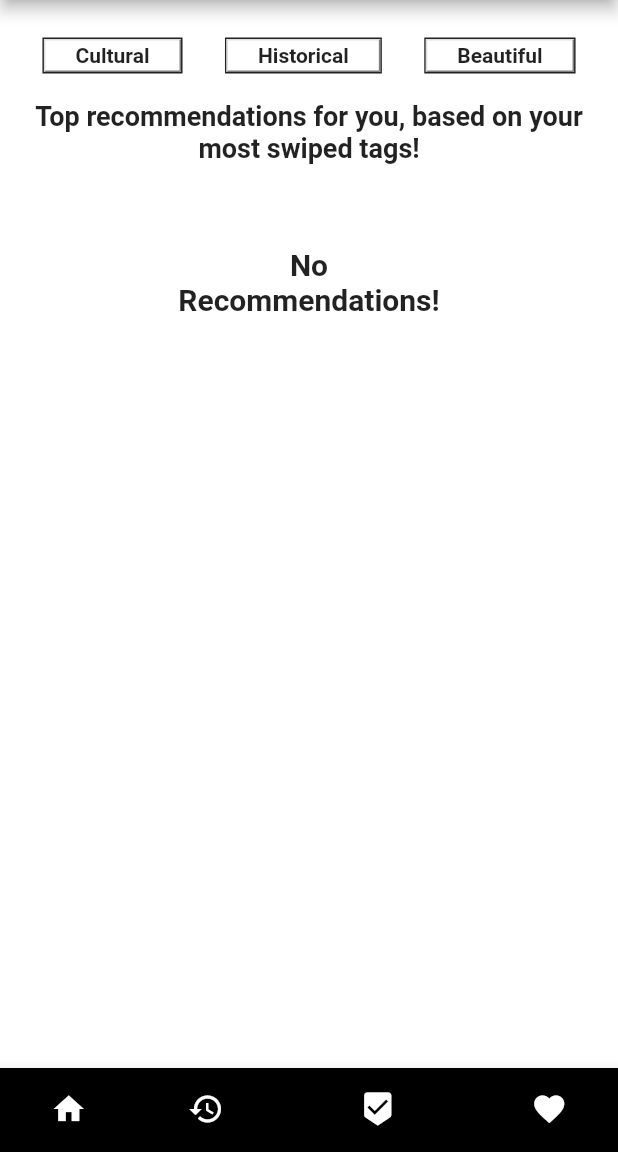
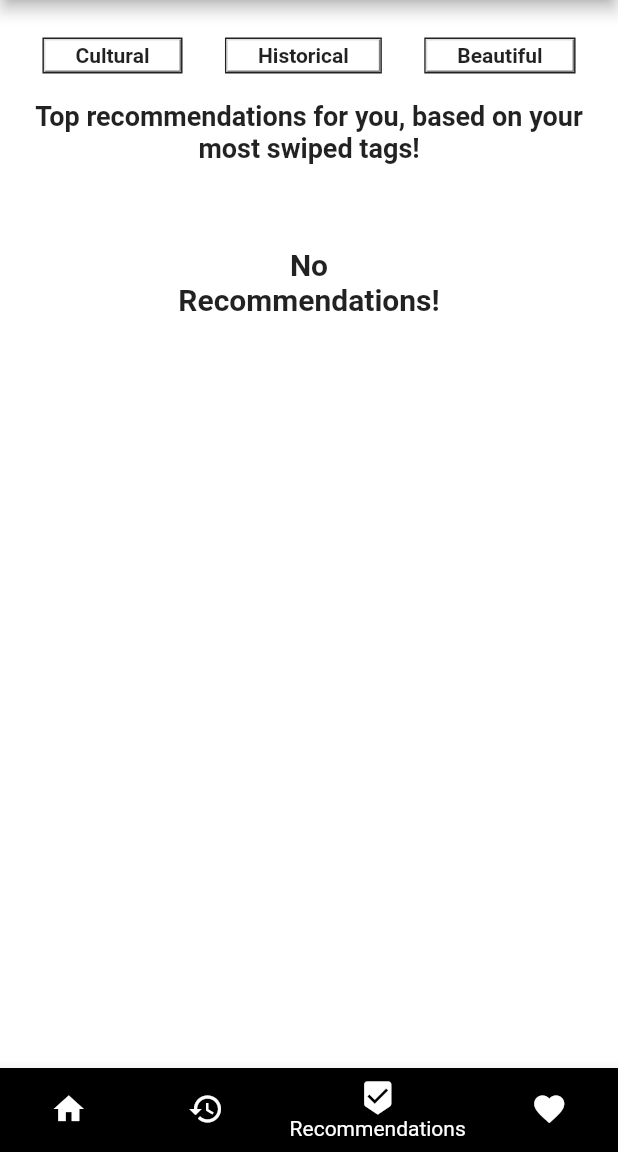
Before and after one commit to mehul-k/craftrip, a Flutter app: the MainScreen screen opened directly with empty values, swiped to page 3, on a phone screen of 412 x 824 dp, the part 84-1236 px from its top. Run offline on Flutter 3.47's test engine with Material 2 defaults, Android fonts, the phone set to English and light mode, and no system bars; our stand-ins replace cloud_firestore, connectivity, firebase_auth, flushbar, flutter_tindercard, google_sign_in and 1 more; missing offline and left inert: syncfusion_flutter_core; accounts and stored records are empty; network calls fail.

```diff
--- a/lib/screens/main_screen.dart
+++ b/lib/screens/main_screen.dart
@@ -46,26 +46,24 @@ class _MainScreenState extends State<MainScreen> {
             .textTheme
             .copyWith(caption: new TextStyle(color: Colors.yellow))), // sets the inactive color of the `BottomNavigationBar`
     child: BottomNavigationBar(
-        showSelectedLabels: false,
-        showUnselectedLabels: false,
         onTap: onTabTapped, // new
         currentIndex: _currentIndex, // new
         items: [
           new BottomNavigationBarItem(
             icon: Icon(Icons.home),
-            title: Text(""),
+            title: Text("Swipe"),
           ),
           new BottomNavigationBarItem(
             icon: Icon(Icons.history),
-            title: Text(""),
+            title: Text("History"),
           ),
           new BottomNavigationBarItem(
               icon: Icon(Icons.beenhere),
-            title: Text(""),
+            title: Text("Recommendations"),
           ),
           new BottomNavigationBarItem(
           icon: Icon(Icons.favorite),
-            title: Text(""),
+            title: Text("Favourites"),
           )
         ],
       )),
--- a/lib/screens/swipe_screen.dart
+++ b/lib/screens/swipe_screen.dart
@@ -120,9 +120,11 @@ class _SwipePageState extends State<SwipePage>
               child: InkWell(
                 splashColor: Colors.black87, // inkwell color
                 child: SizedBox(width: 40, height: 40, child: Icon(Icons.favorite, color: Colors.pink[400])),
-                onTap: () {
+                onTap: () async {
+
                   controller.triggerRight();
-
+                  await Collections().addToFavourites(currentDestination);
+                  await Collections().updateHistoryFavourite(currentDestination, true);
                 },
               ),
             ),
```
Also changed, not shown: lib/screens/exchange_screen.dart (+8 -32 lines), lib/screens/summary_screen.dart (+41 -39 lines), lib/services/collections.dart (+5 -5 lines).
